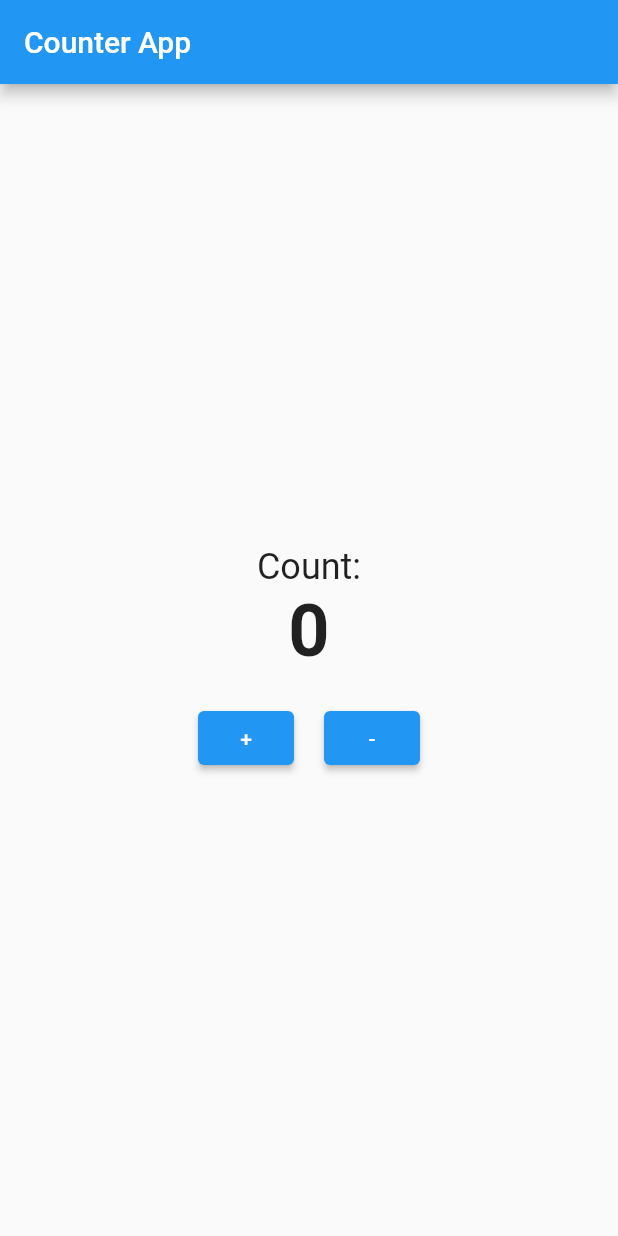
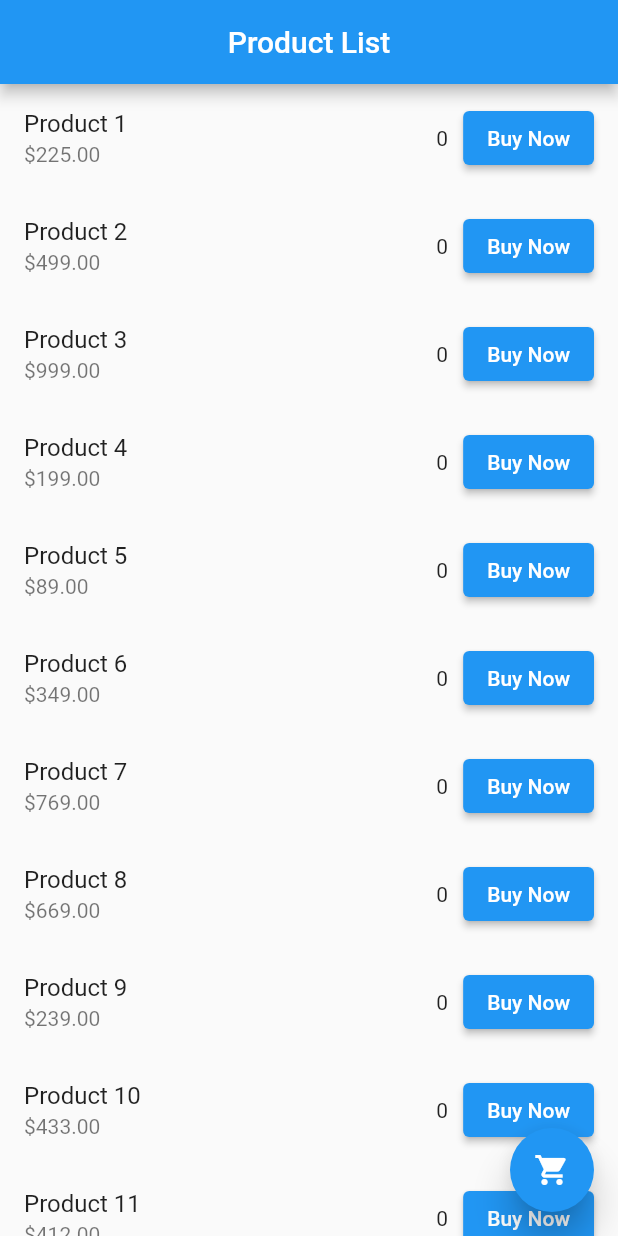
Before and after one commit to arup473/Flutter_Project, a Flutter app: the screen it shows after launch, on a phone screen of 412 x 824 dp. Run offline on Flutter 3.47's test engine with Material 2 defaults, Android fonts, the phone set to English and light mode, and no system bars.

```diff
--- a/lib/main.dart
+++ b/lib/main.dart
@@ -4,56 +4,84 @@ void main() {
   runApp(MyApp());
 }
 
+class Product {
+  final String name;
+  final double price;
+  int quantity = 0;
+
+  Product(this.name, this.price);
+}
+
 class MyApp extends StatelessWidget {
   @override
   Widget build(BuildContext context) {
     return MaterialApp(
-      home: CounterScreen(),
+      debugShowCheckedModeBanner: false,
+      home: ProductList(),
     );
   }
 }
 
-class CounterScreen extends StatefulWidget {
+class ProductList extends StatefulWidget {
   @override
-  _CounterScreenState createState() => _CounterScreenState();
+  _ProductListState createState() => _ProductListState();
 }
 
-class _CounterScreenState extends State<CounterScreen> {
-  int count = 0;
+class _ProductListState extends State<ProductList> {
+  List<Product> products = [
+    Product("Product 1", 225.0),
+    Product("Product 2", 499.0),
+    Product("Product 3", 999.0),
+    Product("Product 4", 199.0),
+    Product("Product 5", 89.0),
+    Product("Product 6", 349.0),
+    Product("Product 7", 769.0),
+    Product("Product 8", 669.0),
+    Product("Product 9", 239.0),
+    Product("Product 10", 433.0),
+    Product("Product 11", 412.0),
+    Product("Product 12", 510.0),
 
-  void incrementCount() {
+
+  ];
+
+  void _addToCart(Product product) {
     setState(() {
-      count++;
-      if (count >= 5) {
-        _showDialog();
+      product.quantity++;
+      if (product.quantity == 5) {
+        _showCongratulationsDialog(product);
       }
     });
   }
 
-  void decrementCount() {
-    setState(() {
-      if (count > 0) {
-        count--;
-      }
-    });
-  }
 
-  void _showDialog() {
-    showDialog(
+  Future<void> _showCongratulationsDialog(Product product) async {
+    return showDialog<void>(
       context: context,
       builder: (BuildContext context) {
         return AlertDialog(
-          title: Text("Button pressed $count times"),
-          actions: [
-            TextButton(
-              onPressed: () {
-                Navigator.of(context).pop();
-              },
-              child: Text("Close"),
-            ),
+          title: Text('Congratulations!'),
+          content: Text('You\'ve bought 5 ${product.name}!'),
+          actions: <Widget>[
+            TextButton(onPressed: (){
+              Navigator.pop(context);
+
+            }, child: Text("OK"))
           ],
         );
       },
+    );
+  }
+
+  void _goToCart() {
+    int totalItemsBought = products
+        .map((product) => product.quantity)
+        .reduce((a, b) => a + b);
+    Navigator.push(
+      context,
+      MaterialPageRoute(
+        builder: (context) => CartPage(totalItemsBought),
+      ),
     );
   }
 
@@ -61,38 +89,63 @@ class _CounterScreenState extends State<CounterScreen> {
   Widget build(BuildContext context) {
     return Scaffold(
       appBar: AppBar(
-        title: Text("Counter App"),
+        title: Text('Product List'),
+        centerTitle: true,
+
       ),
-      body: Center(
-        child: Column(
-          mainAxisAlignment: MainAxisAlignment.center,
-          children: <Widget>[
-            Text(
-              'Count:',
-              style: TextStyle(fontSize: 24),
-            ),
-            Text(
-              '$count',
-              style: TextStyle(fontSize: 48, fontWeight: FontWeight.bold),
-            ),
-            SizedBox(height: 20),
-            Row(
-              mainAxisAlignment: MainAxisAlignment.center,
+      body: ListView.builder(
+        itemCount: products.length,
+        itemBuilder: (context, index) {
+          Product product = products[index];
+          return ListTile(
+            title: Text(product.name),
+            subtitle: Text('\$${product.price.toStringAsFixed(2)}'),
+            trailing: Row(
+
+              mainAxisSize: MainAxisSize.min,
               children: <Widget>[
-                ElevatedButton(
-                  onPressed: incrementCount,
-                  child: Text("+"),
-                ),
-                SizedBox(width: 20),
-                ElevatedButton(
-                  onPressed: decrementCount,
-                  child: Text("-"),
-                ),
+                Padding(
+                    padding: EdgeInsets.all(10),
+                    child: Text('${product.quantity}')),
+
+
+                ElevatedButton(onPressed: () => _addToCart(product), child: Text("Buy Now"))
+
               ],
             ),
-          ],
-        ),
+          );
+        },
       ),
+      floatingActionButton: FloatingActionButton(
+        elevation: 10,
+        child: Icon(Icons.shopping_cart),
+        onPressed: () {
+
+          _goToCart();
+        },
+      ),
+
     );
   }
 }
+
+class CartPage extends StatelessWidget {
+  final int totalItemsBought;
+
+  CartPage(this.totalItemsBought);
+
+  @override
+  Widget build(BuildContext context) {
+    return Scaffold(
+      appBar: AppBar(
+        title: const Text('Cart'),
+        centerTitle: true,
+      ),
+      body: Center(
+        child: Text('Total Product Bought: $totalItemsBought',style: TextStyle(fontSize: 24),),
+      ),
+
+
+    );
+  }
+}
```
